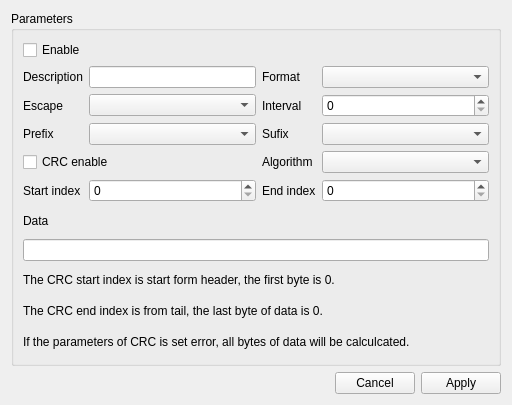
Above: src/toolsui/SAKEmitterToolUiEditor.ui from x-tools-author/x-tools before the change. Below: the same form after it.
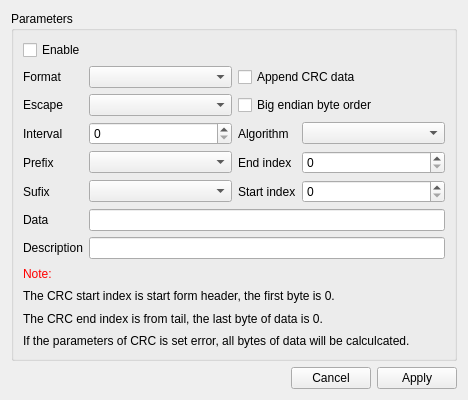
That is the form after the change. Custom widgets are drawn as their Qt base class.

Patch:
```diff
--- a/src/toolsui/SAKEmitterToolUiEditor.ui
+++ b/src/toolsui/SAKEmitterToolUiEditor.ui
@@ -6,239 +6,316 @@
    <rect>
     <x>0</x>
     <y>0</y>
-    <width>512</width>
-    <height>405</height>
+    <width>468</width>
+    <height>400</height>
    </rect>
   </property>
   <property name="windowTitle">
    <string notr="true">Form</string>
   </property>
   <layout class="QGridLayout" name="gridLayout">
-   <item row="1" column="1">
-    <widget class="QPushButton" name="pushButtonCancel">
-     <property name="text">
-      <string>Cancel</string>
-     </property>
-    </widget>
-   </item>
-   <item row="1" column="0">
-    <spacer name="horizontalSpacer">
-     <property name="orientation">
-      <enum>Qt::Horizontal</enum>
-     </property>
-     <property name="sizeHint" stdset="0">
-      <size>
-       <width>40</width>
-       <height>20</height>
-      </size>
-     </property>
-    </spacer>
-   </item>
-   <item row="1" column="2">
-    <widget class="QPushButton" name="pushButtonApply">
-     <property name="text">
-      <string>Apply</string>
-     </property>
-    </widget>
-   </item>
    <item row="0" column="0" colspan="3">
     <widget class="QGroupBox" name="groupBox">
      <property name="title">
       <string>Parameters</string>
      </property>
      <layout class="QGridLayout" name="gridLayout_2">
-      <item row="1" column="3">
-       <widget class="SAKTextFormatComboBox" name="comboBoxFormat">
-        <property name="sizePolicy">
-         <sizepolicy hsizetype="Expanding" vsizetype="Fixed">
-          <horstretch>0</horstretch>
-          <verstretch>0</verstretch>
-         </sizepolicy>
-        </property>
-       </widget>
-      </item>
-      <item row="2" column="3">
-       <widget class="QSpinBox" name="spinBoxInterval">
-        <property name="maximum">
-         <number>10000</number>
-        </property>
-       </widget>
-      </item>
-      <item row="8" column="0" colspan="4">
-       <widget class="QLabel" name="label_11">
-        <property name="sizePolicy">
-         <sizepolicy hsizetype="Preferred" vsizetype="Preferred">
-          <horstretch>0</horstretch>
-          <verstretch>0</verstretch>
-         </sizepolicy>
-        </property>
-        <property name="text">
-         <string>The CRC start index is start form header, the first byte is 0.</string>
-        </property>
-        <property name="wordWrap">
-         <bool>false</bool>
-        </property>
-       </widget>
-      </item>
-      <item row="7" column="0" colspan="4">
-       <widget class="QLineEdit" name="lineEditData"/>
-      </item>
-      <item row="5" column="1">
-       <widget class="QSpinBox" name="spinBoxStartIndex">
-        <property name="toolTip">
-         <string notr="true">11</string>
-        </property>
-       </widget>
-      </item>
-      <item row="1" column="2">
+      <item row="2" column="0">
        <widget class="QLabel" name="label_2">
+        <property name="sizePolicy">
+         <sizepolicy hsizetype="Fixed" vsizetype="Preferred">
+          <horstretch>0</horstretch>
+          <verstretch>0</verstretch>
+         </sizepolicy>
+        </property>
         <property name="text">
          <string>Format</string>
         </property>
        </widget>
       </item>
-      <item row="3" column="1">
-       <widget class="SAKAffixesComboBox" name="comboBoxPrefix"/>
-      </item>
-      <item row="9" column="0" colspan="4">
-       <widget class="QLabel" name="label_12">
-        <property name="text">
-         <string>The CRC end index is from tail, the last byte of data is 0.</string>
-        </property>
-       </widget>
-      </item>
       <item row="4" column="3">
        <widget class="SAKCrcAlgorithmComboBox" name="comboBoxAlgorithm"/>
       </item>
-      <item row="2" column="1">
-       <widget class="SAKEscapeCharacterComboBox" name="comboBoxEscaoe"/>
-      </item>
-      <item row="1" column="1">
-       <widget class="QLineEdit" name="lineEditDescription">
-        <property name="sizePolicy">
-         <sizepolicy hsizetype="Expanding" vsizetype="Fixed">
-          <horstretch>0</horstretch>
-          <verstretch>0</verstretch>
-         </sizepolicy>
-        </property>
-       </widget>
-      </item>
-      <item row="6" column="0" colspan="4">
-       <widget class="QLabel" name="label_10">
-        <property name="text">
-         <string>Data</string>
-        </property>
-       </widget>
-      </item>
-      <item row="5" column="0">
-       <widget class="QLabel" name="label_8">
-        <property name="text">
-         <string>Start index</string>
-        </property>
-       </widget>
-      </item>
       <item row="4" column="2">
        <widget class="QLabel" name="label_7">
+        <property name="sizePolicy">
+         <sizepolicy hsizetype="Fixed" vsizetype="Preferred">
+          <horstretch>0</horstretch>
+          <verstretch>0</verstretch>
+         </sizepolicy>
+        </property>
         <property name="text">
          <string>Algorithm</string>
         </property>
        </widget>
       </item>
-      <item row="4" column="0" colspan="2">
-       <widget class="QCheckBox" name="checkBoxCrcEnable">
-        <property name="text">
-         <string>CRC enable</string>
-        </property>
-       </widget>
-      </item>
-      <item row="2" column="0">
-       <widget class="QLabel" name="label_3">
-        <property name="text">
-         <string>Escape</string>
-        </property>
-       </widget>
-      </item>
-      <item row="5" column="3">
-       <widget class="QSpinBox" name="spinBoxEndIndex"/>
-      </item>
-      <item row="0" column="0" colspan="4">
-       <widget class="QCheckBox" name="checkBoxEnable">
-        <property name="text">
-         <string>Enable</string>
-        </property>
-       </widget>
-      </item>
-      <item row="3" column="0">
+      <item row="5" column="0">
        <widget class="QLabel" name="label_5">
+        <property name="sizePolicy">
+         <sizepolicy hsizetype="Fixed" vsizetype="Preferred">
+          <horstretch>0</horstretch>
+          <verstretch>0</verstretch>
+         </sizepolicy>
+        </property>
         <property name="text">
          <string>Prefix</string>
         </property>
        </widget>
       </item>
-      <item row="2" column="2">
+      <item row="4" column="1">
+       <widget class="QSpinBox" name="spinBoxInterval">
+        <property name="maximum">
+         <number>10000</number>
+        </property>
+       </widget>
+      </item>
+      <item row="6" column="1">
+       <widget class="SAKAffixesComboBox" name="comboBoxSufix"/>
+      </item>
+      <item row="3" column="1">
+       <widget class="SAKEscapeCharacterComboBox" name="comboBoxEscaoe"/>
+      </item>
+      <item row="4" column="0">
        <widget class="QLabel" name="label_4">
+        <property name="sizePolicy">
+         <sizepolicy hsizetype="Fixed" vsizetype="Preferred">
+          <horstretch>0</horstretch>
+          <verstretch>0</verstretch>
+         </sizepolicy>
+        </property>
         <property name="text">
          <string>Interval</string>
         </property>
        </widget>
       </item>
-      <item row="3" column="2">
-       <widget class="QLabel" name="label_6">
+      <item row="5" column="3">
+       <widget class="QSpinBox" name="spinBoxEndIndex"/>
+      </item>
+      <item row="8" column="1" colspan="3">
+       <widget class="QLineEdit" name="lineEditData"/>
+      </item>
+      <item row="9" column="0">
+       <widget class="QLabel" name="label">
+        <property name="sizePolicy">
+         <sizepolicy hsizetype="Fixed" vsizetype="Preferred">
+          <horstretch>0</horstretch>
+          <verstretch>0</verstretch>
+         </sizepolicy>
+        </property>
         <property name="text">
-         <string>Sufix</string>
+         <string>Description</string>
         </property>
        </widget>
       </item>
       <item row="5" column="2">
        <widget class="QLabel" name="label_9">
+        <property name="sizePolicy">
+         <sizepolicy hsizetype="Fixed" vsizetype="Preferred">
+          <horstretch>0</horstretch>
+          <verstretch>0</verstretch>
+         </sizepolicy>
+        </property>
         <property name="text">
          <string>End index</string>
         </property>
        </widget>
       </item>
-      <item row="3" column="3">
-       <widget class="SAKAffixesComboBox" name="comboBoxSufix"/>
+      <item row="9" column="1" colspan="3">
+       <widget class="QLineEdit" name="lineEditDescription">
+        <property name="sizePolicy">
+         <sizepolicy hsizetype="Expanding" vsizetype="Fixed">
+          <horstretch>0</horstretch>
+          <verstretch>0</verstretch>
+         </sizepolicy>
+        </property>
+       </widget>
       </item>
-      <item row="1" column="0">
-       <widget class="QLabel" name="label">
+      <item row="0" column="0" colspan="4">
+       <widget class="QCheckBox" name="checkBoxEnable">
         <property name="text">
-         <string>Description</string>
+         <string>Enable</string>
         </property>
        </widget>
       </item>
-      <item row="10" column="0" colspan="4">
+      <item row="13" column="0" colspan="4">
        <widget class="QLabel" name="label_13">
         <property name="text">
          <string>If the parameters of CRC is set error, all bytes of data will be calculcated.</string>
         </property>
        </widget>
       </item>
+      <item row="5" column="1">
+       <widget class="SAKAffixesComboBox" name="comboBoxPrefix"/>
+      </item>
+      <item row="12" column="0" colspan="4">
+       <widget class="QLabel" name="label_12">
+        <property name="text">
+         <string>The CRC end index is from tail, the last byte of data is 0.</string>
+        </property>
+       </widget>
+      </item>
+      <item row="3" column="0">
+       <widget class="QLabel" name="label_3">
+        <property name="sizePolicy">
+         <sizepolicy hsizetype="Fixed" vsizetype="Preferred">
+          <horstretch>0</horstretch>
+          <verstretch>0</verstretch>
+         </sizepolicy>
+        </property>
+        <property name="text">
+         <string>Escape</string>
+        </property>
+       </widget>
+      </item>
+      <item row="6" column="3">
+       <widget class="QSpinBox" name="spinBoxStartIndex">
+        <property name="toolTip">
+         <string notr="true">11</string>
+        </property>
+       </widget>
+      </item>
+      <item row="2" column="1">
+       <widget class="SAKTextFormatComboBox" name="comboBoxFormat">
+        <property name="sizePolicy">
+         <sizepolicy hsizetype="Preferred" vsizetype="Fixed">
+          <horstretch>0</horstretch>
+          <verstretch>0</verstretch>
+         </sizepolicy>
+        </property>
+       </widget>
+      </item>
+      <item row="8" column="0">
+       <widget class="QLabel" name="label_10">
+        <property name="sizePolicy">
+         <sizepolicy hsizetype="Fixed" vsizetype="Preferred">
+          <horstretch>0</horstretch>
+          <verstretch>0</verstretch>
+         </sizepolicy>
+        </property>
+        <property name="text">
+         <string>Data</string>
+        </property>
+       </widget>
+      </item>
+      <item row="3" column="2" colspan="2">
+       <widget class="QCheckBox" name="checkBoxBigEndian">
+        <property name="text">
+         <string>Big endian byte order</string>
+        </property>
+       </widget>
+      </item>
+      <item row="6" column="0">
+       <widget class="QLabel" name="label_6">
+        <property name="sizePolicy">
+         <sizepolicy hsizetype="Fixed" vsizetype="Preferred">
+          <horstretch>0</horstretch>
+          <verstretch>0</verstretch>
+         </sizepolicy>
+        </property>
+        <property name="text">
+         <string>Sufix</string>
+        </property>
+       </widget>
+      </item>
+      <item row="6" column="2">
+       <widget class="QLabel" name="label_8">
+        <property name="sizePolicy">
+         <sizepolicy hsizetype="Fixed" vsizetype="Preferred">
+          <horstretch>0</horstretch>
+          <verstretch>0</verstretch>
+         </sizepolicy>
+        </property>
+        <property name="text">
+         <string>Start index</string>
+        </property>
+       </widget>
+      </item>
+      <item row="2" column="2" colspan="2">
+       <widget class="QCheckBox" name="checkBoxCrcEnable">
+        <property name="text">
+         <string>Append CRC data</string>
+        </property>
+       </widget>
+      </item>
+      <item row="11" column="0" colspan="4">
+       <widget class="QLabel" name="label_11">
+        <property name="sizePolicy">
+         <sizepolicy hsizetype="Preferred" vsizetype="Preferred">
+          <horstretch>0</horstretch>
+          <verstretch>0</verstretch>
+         </sizepolicy>
+        </property>
+        <property name="text">
+         <string>The CRC start index is start form header, the first byte is 0.</string>
+        </property>
+        <property name="wordWrap">
+         <bool>false</bool>
+        </property>
+       </widget>
+      </item>
+      <item row="10" column="0">
+       <widget class="QLabel" name="label_14">
+        <property name="styleSheet">
+         <string notr="true">QLabel{color:red}</string>
+        </property>
+        <property name="text">
+         <string>Note:</string>
+        </property>
+       </widget>
+      </item>
      </layout>
     </widget>
    </item>
+   <item row="1" column="0">
+    <spacer name="horizontalSpacer">
+     <property name="orientation">
+      <enum>Qt::Horizontal</enum>
+     </property>
+     <property name="sizeHint" stdset="0">
+      <size>
+       <width>40</width>
+       <height>20</height>
+      </size>
+     </property>
+    </spacer>
+   </item>
+   <item row="1" column="1">
+    <widget class="QPushButton" name="pushButtonCancel">
+     <property name="text">
+      <string>Cancel</string>
+     </property>
+    </widget>
+   </item>
+   <item row="1" column="2">
+    <widget class="QPushButton" name="pushButtonApply">
+     <property name="text">
+      <string>Apply</string>
+     </property>
+    </widget>
+   </item>
   </layout>
  </widget>
  <customwidgets>
   <customwidget>
-   <class>SAKAffixesComboBox</class>
+   <class>SAKEscapeCharacterComboBox</class>
    <extends>QComboBox</extends>
-   <header location="global">SAKAffixesComboBox.hh</header>
+   <header location="global">SAKEscapeCharacterComboBox.hh</header>
   </customwidget>
   <customwidget>
    <class>SAKTextFormatComboBox</class>
    <extends>QComboBox</extends>
    <header location="global">SAKTextFormatComboBox.hh</header>
   </customwidget>
+  <customwidget>
+   <class>SAKAffixesComboBox</class>
+   <extends>QComboBox</extends>
+   <header location="global">SAKAffixesComboBox.hh</header>
+  </customwidget>
   <customwidget>
    <class>SAKCrcAlgorithmComboBox</class>
    <extends>QComboBox</extends>
    <header location="global">SAKCrcAlgorithmComboBox.hh</header>
   </customwidget>
-  <customwidget>
-   <class>SAKEscapeCharacterComboBox</class>
-   <extends>QComboBox</extends>
-   <header location="global">SAKEscapeCharacterComboBox.hh</header>
-  </customwidget>
  </customwidgets>
  <resources/>
  <connections/>
```
